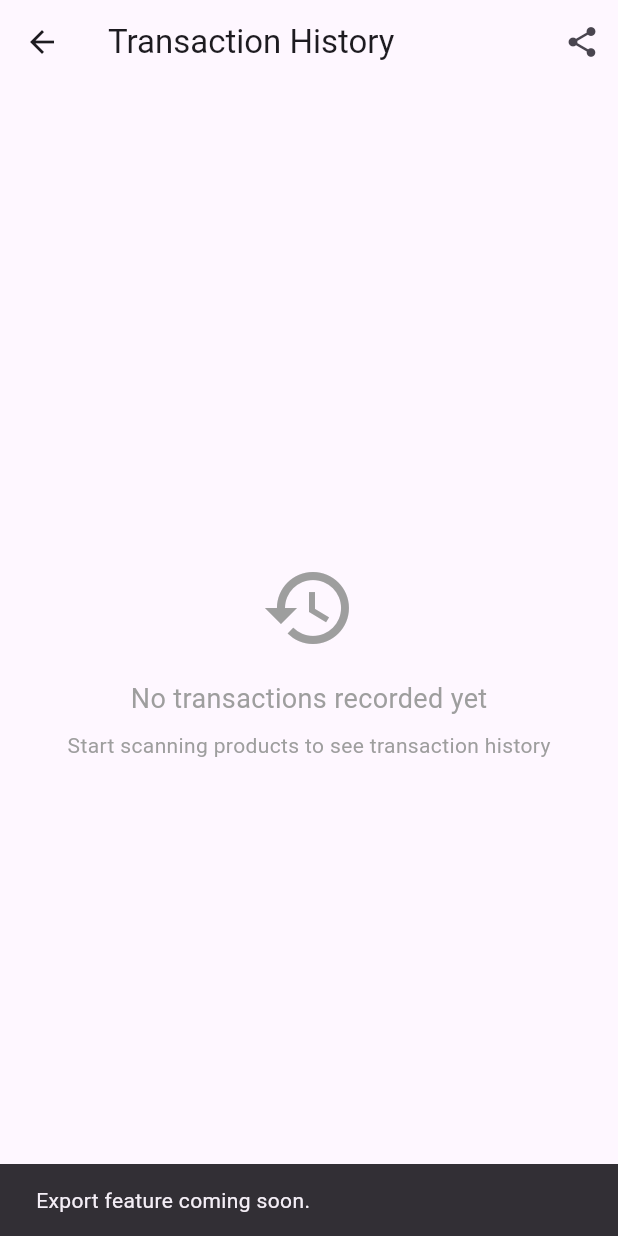
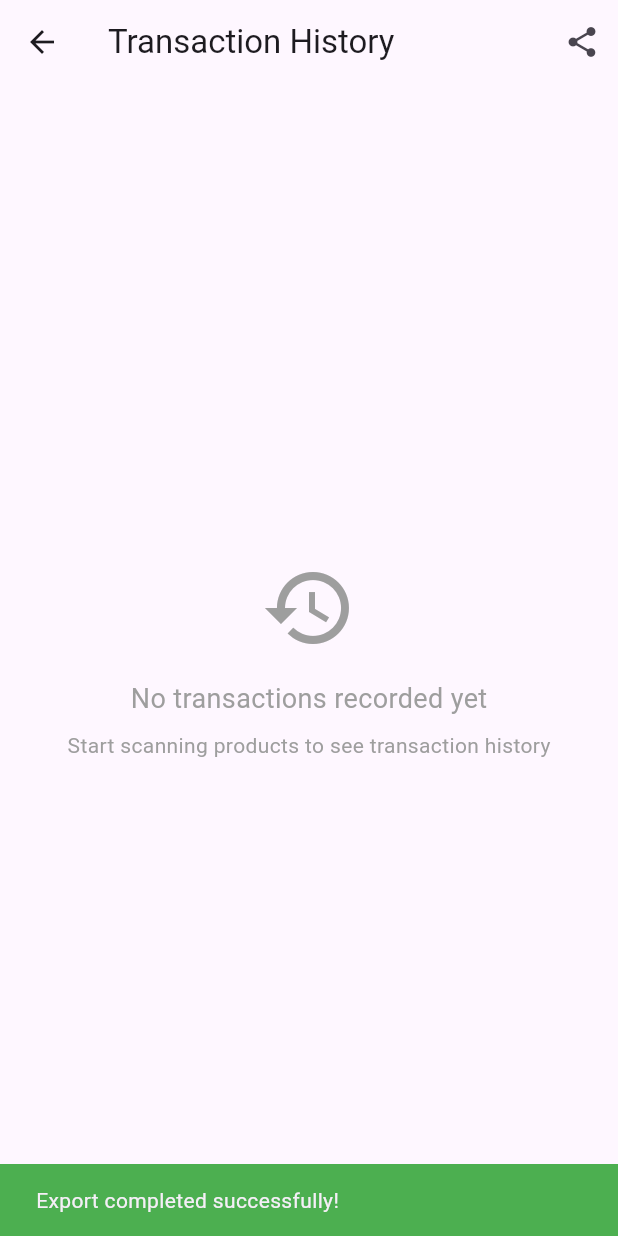
Before and after one commit to rjhllr/inventory-app, a Flutter app: the ScanResultsScreen screen opened by its route, after a tap on the "share" icon, on a phone screen of 412 x 824 dp. Run offline on Flutter 3.47's test engine with Material 3 defaults, Android fonts, the phone set to English and light mode, and no system bars; our stand-ins replace csv, drift, flutter_riverpod, go_router, image_picker, share_plus and 1 more; missing offline and left inert: mobile_scanner; accounts and stored records are empty; generated files the repository leaves out were written again.

Commit message:
working export fn

```diff
--- a/lib/providers.dart
+++ b/lib/providers.dart
@@ -4,6 +4,7 @@ import 'package:shared_preferences/shared_preferences.dart';
 import 'data/app_database.dart';
 import 'data/i_data_source.dart';
 import 'data/local_db_data_source.dart';
+import 'services/export_service.dart';
 
 final databaseProvider = Provider<AppDatabase>((ref) {
   final db = AppDatabase();
@@ -18,3 +19,7 @@ final dataSourceProvider = Provider<IDataSource>(
 final sharedPrefsProvider = Provider<SharedPreferences>((ref) {
   throw UnimplementedError('SharedPreferences not initialized');
 });
+
+final exportServiceProvider = Provider<ExportService>(
+  (ref) => ExportService(ref.watch(dataSourceProvider)),
+);
--- a/lib/screens/scan_results_screen.dart
+++ b/lib/screens/scan_results_screen.dart
@@ -4,13 +4,61 @@ import 'package:intl/intl.dart';
 
 import '../data/app_database.dart';
 import '../view_models/scanning_vm.dart';
+import '../providers.dart';
+import '../services/export_service.dart';
 
 class ScanResultsScreen extends ConsumerWidget {
   const ScanResultsScreen({super.key});
 
+  Future<void> _handleExport(BuildContext context, ExportService exportService) async {
+    try {
+      // Show loading dialog
+      showDialog(
+        context: context,
+        barrierDismissible: false,
+        builder: (context) => const AlertDialog(
+          content: Row(
+            children: [
+              CircularProgressIndicator(),
+              SizedBox(width: 16),
+              Text('Generating export...'),
+            ],
+          ),
+        ),
+      );
+
+      // Perform export
+      await exportService.exportToZip();
+
+      // Close loading dialog
+      if (context.mounted) {
+        Navigator.of(context).pop();
+        ScaffoldMessenger.of(context).showSnackBar(
+          const SnackBar(
+            content: Text('Export completed successfully!'),
+            backgroundColor: Colors.green,
+          ),
+        );
+      }
+    } catch (e) {
+      // Close loading dialog
+      if (context.mounted) {
+        Navigator.of(context).pop();
+        ScaffoldMessenger.of(context).showSnackBar(
+          SnackBar(
+            content: Text('Export failed: ${e.toString()}'),
+            backgroundColor: Colors.red,
+          ),
+        );
+      }
+    }
+  }
+
   @override
   Widget build(BuildContext context, WidgetRef ref) {
     final transactionsAsync = ref.watch(transactionsStreamProvider);
+    final exportService = ref.watch(exportServiceProvider);
+
     return Scaffold(
       appBar: AppBar(
         title: const Text('Transaction History'),
@@ -18,11 +66,7 @@ class ScanResultsScreen extends ConsumerWidget {
           IconButton(
             icon: const Icon(Icons.share),
             tooltip: 'Export',
-            onPressed: () {
-              ScaffoldMessenger.of(context).showSnackBar(
-                const SnackBar(content: Text('Export feature coming soon.')),
-              );
-            },
+            onPressed: () => _handleExport(context, exportService),
           ),
         ],
       ),
--- /dev/null
+++ b/lib/services/export_service.dart
@@ -0,0 +1,192 @@
+import 'dart:io';
+import 'dart:typed_data';
+import 'package:archive/archive.dart';
+import 'package:csv/csv.dart';
+import 'package:intl/intl.dart';
+import 'package:path/path.dart' as path;
+import 'package:path_provider/path_provider.dart';
+import 'package:share_plus/share_plus.dart';
+
+import '../data/app_database.dart';
+import '../data/i_data_source.dart';
+
+class ExportService {
+  final IDataSource _dataSource;
+
+  ExportService(this._dataSource);
+
+  Future<void> exportToZip() async {
+    try {
+      // Get all data from database
+      final products = await _dataSource.watchProducts().first;
+      final transactions = await _dataSource.watchTransactions().first;
+      final promptQuestions = await _dataSource.watchPromptQuestions().first;
+
+      // Create the ZIP archive
+      final archive = Archive();
+
+      // Generate and add products CSV
+      final productsCSV = await _generateProductsCSV(products, promptQuestions);
+      archive.addFile(ArchiveFile('products.csv', productsCSV.length, productsCSV));
+
+      // Generate and add transactions CSV
+      final transactionsCSV = await _generateTransactionsCSV(transactions, promptQuestions);
+      archive.addFile(ArchiveFile('transactions.csv', transactionsCSV.length, transactionsCSV));
+
+      // Add images to archive
+      await _addImagesToArchive(archive, transactions, promptQuestions);
+
+      // Save ZIP file
+      final zipData = ZipEncoder().encode(archive)!;
+      final tempDir = await getTemporaryDirectory();
+      final timestamp = DateFormat('yyyyMMdd_HHmmss').format(DateTime.now());
+      final zipFile = File(path.join(tempDir.path, 'inventory_export_$timestamp.zip'));
+      await zipFile.writeAsBytes(zipData);
+
+      // Share the ZIP file
+      await Share.shareXFiles([XFile(zipFile.path)], text: 'Inventory Export');
+
+    } catch (e) {
+      rethrow;
+    }
+  }
+
+  Future<Uint8List> _generateProductsCSV(List<Product> products, List<PromptQuestion> promptQuestions) async {
+    final List<List<String>> csvData = [];
+
+    // Create header row
+    final headers = ['Product ID', 'Created At', 'Updated At'];
+    final onceQuestions = promptQuestions.where((q) => q.askMode == 'once').toList();
+    for (final question in onceQuestions) {
+      headers.add(question.label);
+    }
+    csvData.add(headers);
+
+    // Add data rows
+    for (final product in products) {
+      final row = [
+        product.id,
+        product.createdAt.toIso8601String(),
+        product.updatedAt.toIso8601String(),
+      ];
+
+      // Add "once" question values for this product
+      for (final question in onceQuestions) {
+        final value = await _getOnceAnswerForProduct(product.id, question.id);
+        row.add(value ?? '');
+      }
+
+      csvData.add(row);
+    }
+
+    final csvString = const ListToCsvConverter().convert(csvData);
+    return Uint8List.fromList(csvString.codeUnits);
+  }
+
+  Future<Uint8List> _generateTransactionsCSV(List<Transaction> transactions, List<PromptQuestion> promptQuestions) async {
+    final List<List<String>> csvData = [];
+
+    // Create header row
+    final headers = ['Transaction ID', 'Product ID', 'Quantity', 'Timestamp', 'Created At', 'Updated At'];
+
+    // Add all prompt questions as columns
+    for (final question in promptQuestions) {
+      headers.add('${question.label} (${question.askMode})');
+    }
+    csvData.add(headers);
+
+    // Add data rows
+    for (final transaction in transactions) {
+      final row = [
+        transaction.id,
+        transaction.productId,
+        transaction.quantity.toString(),
+        transaction.timestamp.toIso8601String(),
+        transaction.createdAt.toIso8601String(),
+        transaction.updatedAt.toIso8601String(),
+      ];
+
+      // Add prompt answers for this transaction
+      final answers = await _dataSource.getAnswersMapForTransaction(transaction.id);
+      for (final question in promptQuestions) {
+        final value = answers[question.id] ?? '';
+
+        // For photo questions, convert paths to local references
+        if (question.inputType == 'photo' && value.isNotEmpty) {
+          final photoPaths = value.split(',');
+          final localPaths = photoPaths.map((p) => 'images/${path.basename(p)}').join(',');
+          row.add(localPaths);
+        } else {
+          row.add(value);
+        }
+      }
+
+      csvData.add(row);
+    }
+
+    final csvString = const ListToCsvConverter().convert(csvData);
+    return Uint8List.fromList(csvString.codeUnits);
+  }
+
+  Future<String?> _getOnceAnswerForProduct(String productId, String questionId) async {
+    // Get all transactions for this product
+    final transactions = await _dataSource.watchTransactionsForProduct(productId).first;
+
+    // Look for the first answer to this "once" question
+    for (final transaction in transactions.reversed) { // Check oldest first
+      final answers = await _dataSource.getAnswersMapForTransaction(transaction.id);
+      if (answers.containsKey(questionId)) {
+        final value = answers[questionId]!;
+
+        // For photo questions, convert paths to local references
+        final question = await _getQuestionById(questionId);
+        if (question?.inputType == 'photo' && value.isNotEmpty) {
+          final photoPaths = value.split(',');
+          final localPaths = photoPaths.map((p) => 'images/${path.basename(p)}').join(',');
+          return localPaths;
+        }
+
+        return value;
+      }
+    }
+
+    return null;
+  }
+
+  Future<PromptQuestion?> _getQuestionById(String questionId) async {
+    final questions = await _dataSource.watchPromptQuestions().first;
+    try {
+      return questions.firstWhere((q) => q.id == questionId);
+    } catch (e) {
+      return null;
+    }
+  }
+
+  Future<void> _addImagesToArchive(Archive archive, List<Transaction> transactions, List<PromptQuestion> promptQuestions) async {
+    final photoQuestions = promptQuestions.where((q) => q.inputType == 'photo').toList();
+    final processedImages = <String>{};
+
+    for (final question in photoQuestions) {
+      for (final transaction in transactions) {
+        final answers = await _dataSource.getAnswersMapForTransaction(transaction.id);
+        final photoValue = answers[question.id];
+
+        if (photoValue != null && photoValue.isNotEmpty) {
+          final photoPaths = photoValue.split(',');
+
+          for (final photoPath in photoPaths) {
+            if (processedImages.contains(photoPath)) continue;
+
+            final file = File(photoPath);
+            if (await file.exists()) {
+              final imageData = await file.readAsBytes();
+              final fileName = path.basename(photoPath);
+              archive.addFile(ArchiveFile('images/$fileName', imageData.length, imageData));
+              processedImages.add(photoPath);
+            }
+          }
+        }
+      }
+    }
+  }
+}
--- a/pubspec.yaml
+++ b/pubspec.yaml
@@ -23,6 +23,8 @@ dependencies:
   camera: ^0.10.5+5
   image_picker: ^1.0.4
   path: ^1.8.3
+  csv: ^6.0.0
+  archive: ^4.0.0
 
 dev_dependencies:
   flutter_test:
```
Also changed, not shown: lib/screens/home_screen.dart (+68 -0 lines), pubspec.lock.
